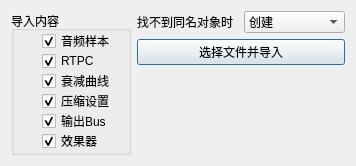
Before: the Qt Designer form ui/WorkUnitImporter.ui in victor647/WAAPI_Tools, drawn with Qt 5.
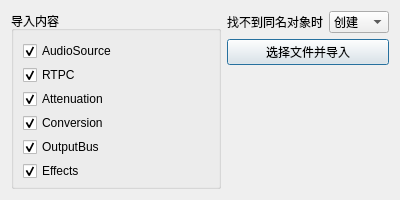
After: the same form once the commit is applied.

```diff
--- a/ui/WorkUnitImporter.ui
+++ b/ui/WorkUnitImporter.ui
@@ -6,8 +6,8 @@
    <rect>
     <x>0</x>
     <y>0</y>
-    <width>356</width>
-    <height>166</height>
+   <width>400</width>
+   <height>200</height>
    </rect>
   </property>
   <property name="windowTitle">
@@ -16,9 +16,15 @@
   <layout class="QHBoxLayout" name="horizontalLayout_2">
    <item>
     <widget class="QGroupBox" name="groupBox">
+     <property name="minimumSize">
+      <size>
+       <width>210</width>
+       <height>0</height>
+      </size>
+     </property>
      <property name="maximumSize">
       <size>
-       <width>120</width>
+       <width>210</width>
        <height>16777215</height>
       </size>
      </property>
@@ -28,14 +34,14 @@
      <widget class="QCheckBox" name="cbxImportEffects">
       <property name="geometry">
        <rect>
-        <x>31</x>
-        <y>120</y>
-        <width>68</width>
+       <x>12</x>
+        <y>150</y>
+       <width>180</width>
         <height>20</height>
        </rect>
       </property>
       <property name="text">
-       <string>效果器</string>
+       <string>Effects</string>
       </property>
       <property name="checked">
        <bool>true</bool>
@@ -44,14 +50,14 @@
      <widget class="QCheckBox" name="cbxImportSourceFile">
       <property name="geometry">
        <rect>
-        <x>31</x>
-        <y>20</y>
-        <width>71</width>
+       <x>12</x>
+        <y>30</y>
+       <width>180</width>
         <height>20</height>
        </rect>
       </property>
       <property name="text">
-       <string>音频样本</string>
+       <string>AudioSource</string>
       </property>
       <property name="checked">
        <bool>true</bool>
@@ -60,14 +66,14 @@
      <widget class="QCheckBox" name="cbxImportConversion">
       <property name="geometry">
        <rect>
-        <x>31</x>
-        <y>80</y>
-        <width>71</width>
+       <x>12</x>
+        <y>102</y>
+       <width>180</width>
         <height>20</height>
        </rect>
       </property>
       <property name="text">
-       <string>压缩设置</string>
+       <string>Conversion</string>
       </property>
       <property name="checked">
        <bool>true</bool>
@@ -76,14 +82,14 @@
      <widget class="QCheckBox" name="cbxImportAttenuation">
       <property name="geometry">
        <rect>
-        <x>31</x>
-        <y>60</y>
-        <width>71</width>
+       <x>12</x>
+        <y>78</y>
+       <width>180</width>
         <height>20</height>
        </rect>
       </property>
       <property name="text">
-       <string>衰减曲线</string>
+       <string>Attenuation</string>
       </property>
       <property name="checked">
        <bool>true</bool>
@@ -92,14 +98,14 @@
      <widget class="QCheckBox" name="cbxImportBus">
       <property name="geometry">
        <rect>
-        <x>31</x>
-        <y>100</y>
-        <width>68</width>
+       <x>12</x>
+        <y>126</y>
+       <width>180</width>
         <height>20</height>
        </rect>
       </property>
       <property name="text">
-       <string>输出Bus</string>
+       <string>OutputBus</string>
       </property>
       <property name="checked">
        <bool>true</bool>
@@ -108,9 +114,9 @@
      <widget class="QCheckBox" name="cbxImportRTPC">
       <property name="geometry">
        <rect>
-        <x>31</x>
-        <y>40</y>
-        <width>53</width>
+       <x>12</x>
+        <y>54</y>
+       <width>180</width>
         <height>20</height>
        </rect>
       </property>
```
